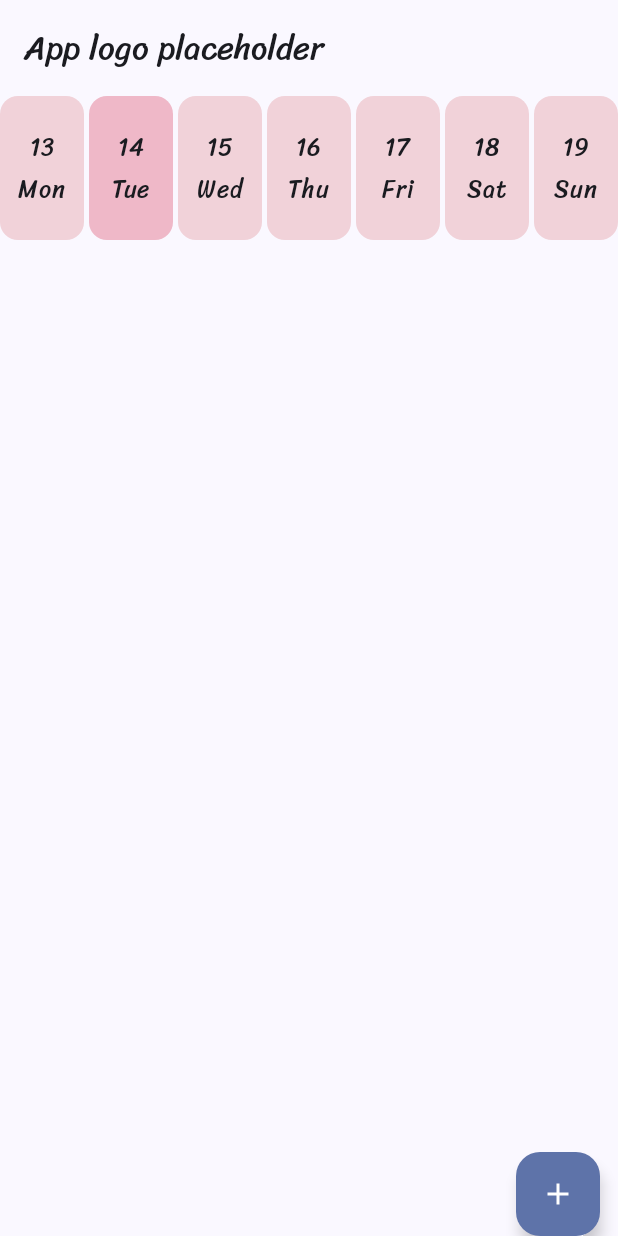
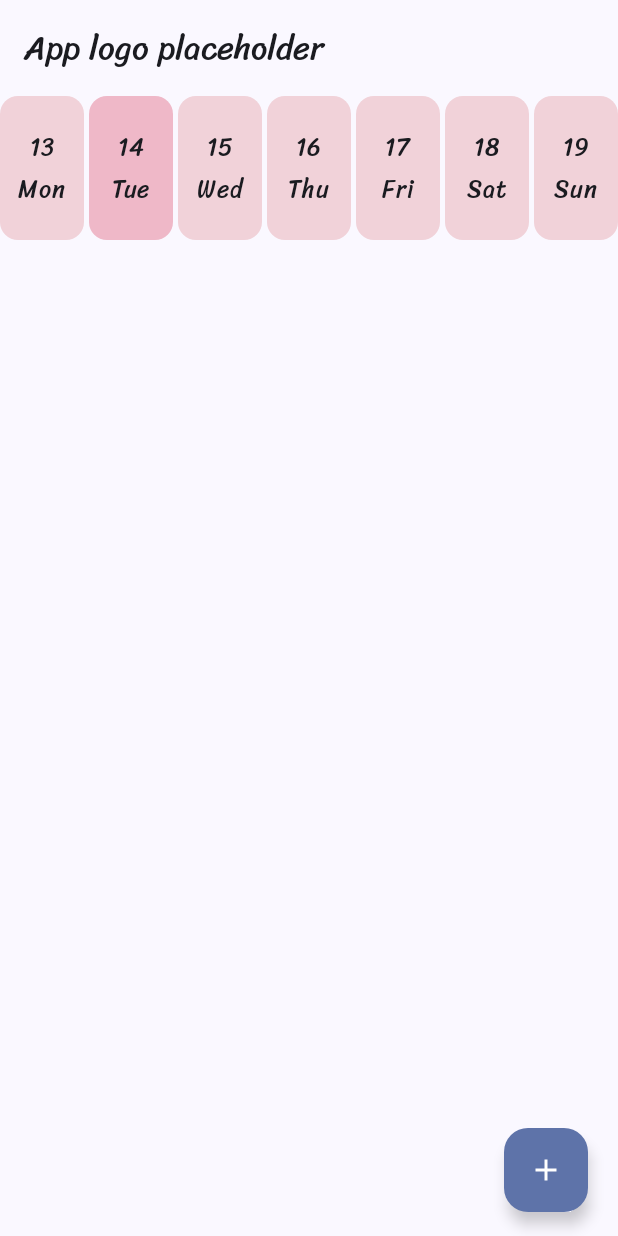
Before and after one commit to tanakornsss/Luminality-Preview, an Android app built with Jetpack Compose: the screen it shows after launch (MainActivity), on a phone screen of 412 x 824 dp. Run offline under Robolectric (Android 15) with nearby library versions, the phone set to English and light mode, and no system bars.

Commit message:
Add new create journal screen

```diff
--- a/app/src/main/java/dev/tanakornsss/luminality/LuminalityApp.kt
+++ b/app/src/main/java/dev/tanakornsss/luminality/LuminalityApp.kt
@@ -11,6 +11,7 @@ import androidx.navigation.compose.rememberNavController
 import dev.tanakornsss.luminality.data.JournalViewModel
 import dev.tanakornsss.luminality.data.JournalViewModelFactory
 import dev.tanakornsss.luminality.ui.LuminalityScreen
+import dev.tanakornsss.luminality.ui.screen.CreateJournalScreen
 import dev.tanakornsss.luminality.ui.screen.JournalScreen
 import dev.tanakornsss.luminality.ui.screen.NewJournalScreen
 import dev.tanakornsss.luminality.ui.theme.LuminalityTheme
@@ -32,7 +33,14 @@ fun LuminalityApp(context: Context) {
                 JournalScreen(journalViewModel, context)
             }
             composable(LuminalityScreen.NewJournal.name) {
-                NewJournalScreen()
+                NewJournalScreen {
+                    navController.navigate(LuminalityScreen.CreateJournal.name)
+                }
+            }
+            composable(LuminalityScreen.CreateJournal.name) {
+                CreateJournalScreen {
+                    navController.popBackStack()
+                }
             }
         }
     }
--- a/app/src/main/java/dev/tanakornsss/luminality/ui/LuminalityScreen.kt
+++ b/app/src/main/java/dev/tanakornsss/luminality/ui/LuminalityScreen.kt
@@ -2,5 +2,6 @@ package dev.tanakornsss.luminality.ui
 
 enum class LuminalityScreen {
     Journal,
-    NewJournal
+    NewJournal,
+    CreateJournal
 }
--- a/app/src/main/java/dev/tanakornsss/luminality/ui/screen/NewJournalScreen.kt
+++ b/app/src/main/java/dev/tanakornsss/luminality/ui/screen/NewJournalScreen.kt
@@ -39,7 +39,7 @@ import java.time.LocalDate
 
 @OptIn(ExperimentalMaterial3Api::class)
 @Composable
-fun NewJournalScreen() {
+fun NewJournalScreen(onNavigateCreateJournal: () -> Unit) {
     var selectedDate by remember { mutableStateOf(LocalDate.now()) }
 
     Scaffold(
@@ -58,9 +58,15 @@ fun NewJournalScreen() {
                 horizontalAlignment = Alignment.End,
                 modifier = Modifier
                     .fillMaxSize()
-                    .padding(horizontal = 12.dp)
+                    .padding(
+                        horizontal = 20.dp,
+                        vertical = 16.dp
+                    )
             ) {
-                FloatingActionButton(onClick = { }) {
+                FloatingActionButton(onClick = {
+                    onNavigateCreateJournal()
+                }
+                ) {
                     Icon(Icons.Filled.Add, contentDescription = null)
                 }
             }
@@ -118,6 +124,6 @@ private fun CalendarRow(
 @Preview(device = PIXEL_9, showSystemUi = true)
 fun NewJournalScreenPreview() {
     LuminalityTheme {
-        NewJournalScreen()
+        NewJournalScreen { }
     }
 }
```
Also changed, not shown: app/src/main/java/dev/tanakornsss/luminality/ui/screen/CreateJournalScreen.kt (added, +54 -0 lines), 1 other file.
